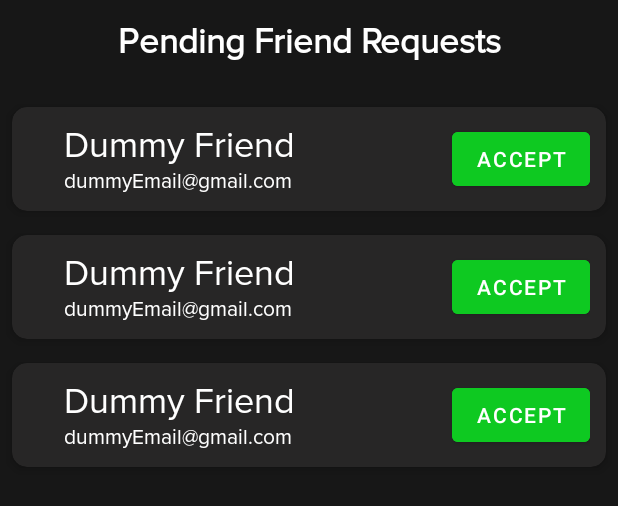
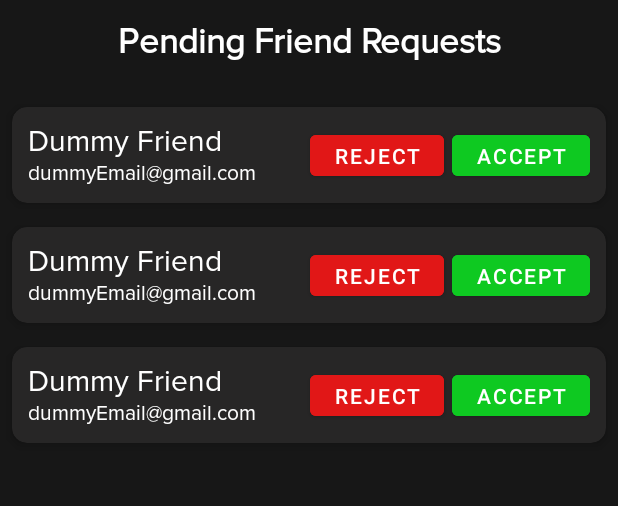
Before and after one commit to Abizer-R/Video-Call-Agora, an Android app: the layout friend_request_bottom_sheet.xml on its own in the app's theme, with its tools: preview values and no code run, on a phone screen of 412 x 824 dp. Shown: the top 506 px of the screen. Run offline under Robolectric (Android 15) with nearby library versions, the phone set to English and light mode, and no system bars.

Commit message:
friend request feature [2/2]

```diff
--- a/app/src/main/res/layout/friend_request_bottom_sheet.xml
+++ b/app/src/main/res/layout/friend_request_bottom_sheet.xml
@@ -32,4 +32,22 @@
         app:layout_constraintTop_toBottomOf="@+id/titleTextView"
         tools:listitem="@layout/friends_list_item" />
 
+
+    <TextView
+        android:id="@+id/tvEmpty"
+        android:visibility="gone"
+        android:layout_width="wrap_content"
+        android:layout_height="wrap_content"
+        android:ellipsize="end"
+        android:maxLines="1"
+        android:text="No requests pending"
+        android:textSize="@dimen/_16ssp"
+        android:textColor="@color/white"
+        android:layout_marginHorizontal="24dp"
+        android:layout_marginTop="12dp"
+        app:layout_constraintBottom_toBottomOf="parent"
+        app:layout_constraintEnd_toEndOf="parent"
+        app:layout_constraintStart_toStartOf="parent"
+        app:layout_constraintTop_toTopOf="parent"/>
+
 </androidx.constraintlayout.widget.ConstraintLayout>
--- a/app/src/main/res/layout/friends_list_item.xml
+++ b/app/src/main/res/layout/friends_list_item.xml
@@ -19,13 +19,12 @@
             android:id="@+id/tvName"
             android:layout_width="0dp"
             android:layout_height="wrap_content"
-            android:layout_marginHorizontal="24dp"
             android:ellipsize="end"
             android:maxLines="1"
             android:text="Dummy Friend"
             android:textColor="@color/white"
-            android:textSize="24sp"
-            app:layout_constraintEnd_toStartOf="@+id/btnToggleRequest"
+            android:textSize="20sp"
+            app:layout_constraintEnd_toStartOf="@+id/btnSecondary"
             app:layout_constraintStart_toStartOf="parent"
             app:layout_constraintTop_toTopOf="parent" />
 
@@ -44,12 +43,29 @@
             app:layout_constraintTop_toBottomOf="@+id/tvName" />
 
         <com.google.android.material.button.MaterialButton
-            android:id="@+id/btnToggleRequest"
+            android:id="@+id/btnSecondary"
+            android:visibility="gone"
+            tools:visibility="visible"
+            android:layout_width="wrap_content"
+            android:layout_height="wrap_content"
+            android:text="reject"
+            android:textColor="@color/white"
+            android:minHeight="@dimen/_28sdp"
+            android:layout_marginEnd="@dimen/_4sdp"
+            android:backgroundTint="@color/red"
+            app:layout_constraintBottom_toBottomOf="parent"
+            app:layout_constraintEnd_toStartOf="@id/btnPrimary"
+            app:layout_constraintTop_toTopOf="parent" />
+
+        <com.google.android.material.button.MaterialButton
+            android:id="@+id/btnPrimary"
             android:visibility="gone"
             tools:visibility="visible"
             android:layout_width="wrap_content"
             android:layout_height="wrap_content"
             android:text="accept"
+            android:textColor="@color/white"
+            android:minHeight="@dimen/_28sdp"
             android:backgroundTint="@color/green"
             app:layout_constraintBottom_toBottomOf="parent"
             app:layout_constraintEnd_toEndOf="parent"
--- a/app/src/main/res/values/colors.xml
+++ b/app/src/main/res/values/colors.xml
@@ -25,4 +25,5 @@
     <color name="light_gray">#e0e0e0</color>
     <color name="blue">#43abfd</color>
     <color name="dark_panel">#272626</color>
+    <color name="light_gray_2">#3A3939</color>
 </resources>
```
Also changed, not shown: app/src/main/java/com/example/teachjr/data/main/repo/MainRepository.kt (+39 -3 lines), app/src/main/java/com/example/teachjr/ui/main/MainViewModel.kt (+25 -5 lines), app/src/main/java/com/example/teachjr/ui/main/adapter/FriendsListAdapter.kt (+25 -10 lines), app/src/main/java/com/example/teachjr/ui/main/addFriends/AddFriendsFragment.kt (+11 -2 lines), app/src/main/java/com/example/teachjr/ui/main/friendRequest/FriendRequestsBottomSheet.kt (+21 -15 lines), app/src/main/java/com/example/teachjr/ui/main/home/HomeFragment.kt (+9 -1 lines).
